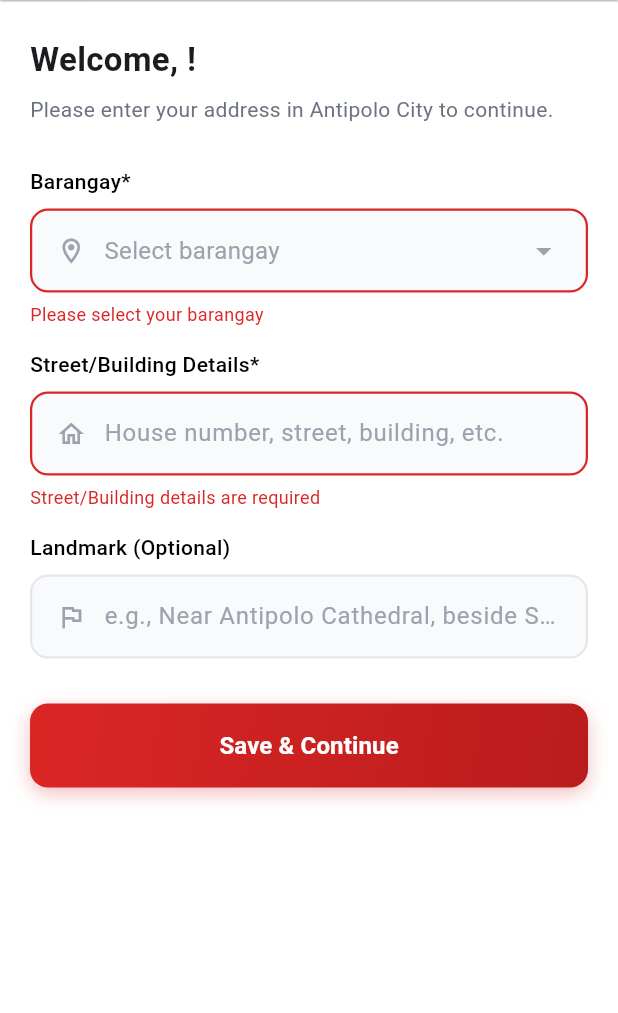
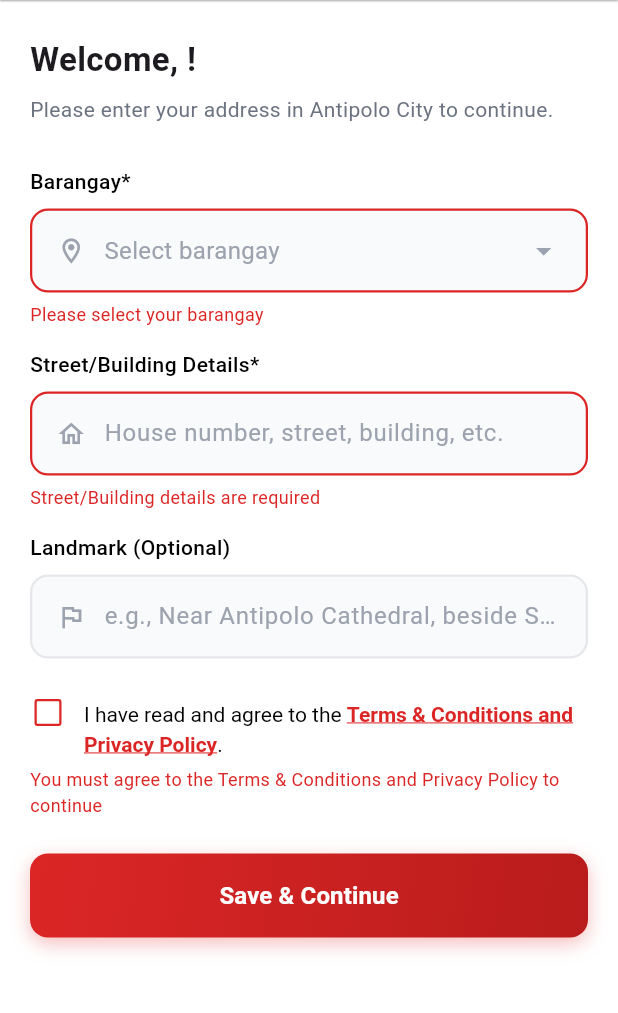
Before and after one commit to rafae8080/E-Telly-mobile, a Flutter app: the ProfileCompletionScreen screen opened directly with empty values, after a tap on "Save & Continue", on a phone screen of 412 x 824 dp, the part 84-1097 px from its top. Run offline on Flutter 3.47's test engine with Material 3 defaults, Android fonts, the phone set to English and light mode, and no system bars; our stand-ins replace connectivity_plus, device_info_plus, firebase_auth, firebase_core, firebase_messaging, flutter_dotenv and 16 more; missing offline and left inert: dart:html, mongo_dart, nearby_connections, network_info_plus; accounts and stored records are empty.

Commit message:
p2p and users term and agreement

```diff
--- a/lib/constants.dart
+++ b/lib/constants.dart
@@ -14,3 +14,8 @@ const Color ET_PINK = Color(0xFFEC4899);
 
 const String API_BASE_URL = 'http://10.0.2.2:5000';
 const String API_ALERTS_ENDPOINT = '/api/alerts';
+
+// Current version of the Terms & Conditions / Privacy Policy presented to users.
+// Bump this whenever the policy content in terms_policy_screen.dart changes so that
+// recorded consent reflects which version each user agreed to.
+const String termsVersion = '1.0';
--- a/lib/screens/profile_completion_screen.dart
+++ b/lib/screens/profile_completion_screen.dart
@@ -3,10 +3,12 @@ import 'package:flutter/material.dart';
 import 'package:http/http.dart' as http;
 import 'package:shared_preferences/shared_preferences.dart';
 import '../widgets/sign_up.dart';
+import '../constants.dart';
 import '../services/api_service.dart';
 import '../services/auth_service.dart';
 import '../services/hive_service.dart';
 import 'home_screen.dart';
+import 'terms_policy_screen.dart';
 
 class ProfileCompletionScreen extends StatefulWidget {
   final String token;
@@ -28,8 +30,10 @@ class _ProfileCompletionScreenState extends State<ProfileCompletionScreen> {
 
   String? _selectedBarangay;
   bool    _isLoading        = false;
+  bool    _agreedToTerms    = false;
   String? _barangayError;
   String? _streetDetailsError;
+  String? _termsError;
 
   bool _validateForm() {
     bool isValid = true;
@@ -38,8 +42,13 @@ class _ProfileCompletionScreenState extends State<ProfileCompletionScreen> {
       _streetDetailsError = _streetDetailsController.text.trim().isEmpty
           ? 'Street/Building details are required'
           : null;
+      _termsError         = _agreedToTerms
+          ? null
+          : 'You must agree to the Terms & Conditions and Privacy Policy to continue';
     });
-    if (_barangayError != null || _streetDetailsError != null) isValid = false;
+    if (_barangayError != null || _streetDetailsError != null || _termsError != null) {
+      isValid = false;
+    }
     return isValid;
   }
 
@@ -60,7 +69,11 @@ class _ProfileCompletionScreenState extends State<ProfileCompletionScreen> {
           'Content-Type':  'application/json',
           'Authorization': 'Bearer ${widget.token}',
         },
-        body: jsonEncode({'address': fullAddress}),
+        body: jsonEncode({
+          'address':       fullAddress,
+          'termsAccepted': true,
+          'termsVersion':  termsVersion,
+        }),
       );
 
       if (!mounted) return;
@@ -196,7 +209,21 @@ class _ProfileCompletionScreenState extends State<ProfileCompletionScreen> {
                 isRequired: false,
                 onChanged:  (field, value) {},
               ),
-              const SizedBox(height: 30),
+              const SizedBox(height: 24),
+              TermsAgreement(
+                value:      _agreedToTerms,
+                isLoading:  _isLoading,
+                errorText:  _termsError,
+                onChanged:  (v) => setState(() {
+                  _agreedToTerms = v;
+                  _termsError    = null;
+                }),
+                onTapTerms: () => Navigator.push(
+                  context,
+                  MaterialPageRoute(builder: (_) => const TermsPolicyScreen()),
+                ),
+              ),
+              const SizedBox(height: 24),
               Container(
                 decoration: BoxDecoration(
                   borderRadius: BorderRadius.circular(12),
--- /dev/null
+++ b/lib/screens/terms_policy_screen.dart
@@ -0,0 +1,183 @@
+import 'package:flutter/material.dart';
+import '../constants.dart';
+
+/// Read-only Terms & Conditions / Privacy Policy screen.
+///
+/// Linked from the sign-up and profile-completion flows. The content here is the
+/// source of truth for what residents agree to; if it changes, bump [termsVersion]
+/// in lib/constants.dart so recorded consent stays accurate.
+class TermsPolicyScreen extends StatelessWidget {
+  const TermsPolicyScreen({super.key});
+
+  @override
+  Widget build(BuildContext context) {
+    return Scaffold(
+      backgroundColor: Colors.white,
+      appBar: AppBar(
+        centerTitle: true,
+        elevation: 0.5,
+        shadowColor: Colors.grey,
+        backgroundColor: Colors.white,
+        leading: IconButton(
+          icon: const Icon(Icons.arrow_back, color: Colors.black),
+          onPressed: () => Navigator.pop(context),
+        ),
+        title: const Text('Terms & Privacy Policy'),
+        titleTextStyle: const TextStyle(
+          fontSize: 20,
+          fontWeight: FontWeight.bold,
+          color: Colors.black,
+        ),
+      ),
+      body: const SafeArea(
+        child: SingleChildScrollView(
+          padding: EdgeInsets.fromLTRB(20, 20, 20, 32),
+          child: Column(
+            crossAxisAlignment: CrossAxisAlignment.start,
+            children: [
+              Text(
+                'E-Telly Terms & Conditions and Privacy Policy',
+                style: TextStyle(
+                  fontSize: 20,
+                  fontWeight: FontWeight.bold,
+                  color: ET_RED,
+                ),
+              ),
+              SizedBox(height: 6),
+              Text(
+                'Version $termsVersion',
+                style: TextStyle(fontSize: 13, color: ET_GRAY),
+              ),
+              SizedBox(height: 20),
+
+              _Section(
+                title: '1. Introduction',
+                body:
+                    'E-Telly is a community disaster-response application for residents of '
+                    'Antipolo City. It helps you receive alerts, find evacuation routes, '
+                    'report emergencies, and request or pledge resources during emergencies. '
+                    'By creating an account and using E-Telly, you confirm that you have read, '
+                    'understood, and agree to these Terms & Conditions and this Privacy Policy. '
+                    'If you do not agree, please do not register or use the app.',
+              ),
+
+              _Section(
+                title: '2. Personal Information We Collect',
+                body:
+                    'When you register, we collect and store your personal information, '
+                    'including your full name, email address, and home address (barangay, '
+                    'street/building details, and any landmark you provide). This information '
+                    'is stored on our servers and is readable by authorized administrators and '
+                    'barangay officials so they can coordinate emergency response, verify '
+                    'residents, and deliver assistance. Please provide accurate information.',
+              ),
+
+              _Section(
+                title: '3. Location Data',
+                body:
+                    'E-Telly accesses and uses your device location to provide core features '
+                    'such as evacuation routing, hazard and flood alerts relevant to your area, '
+                    'and emergency reporting. Your location may be shared with responders and '
+                    'administrators when you submit a report or request help so they can reach '
+                    'you. You can control location permissions through your device settings, but '
+                    'some features may not work correctly without them.',
+              ),
+
+              _Section(
+                title: '4. Resources Chat Is Monitored',
+                body:
+                    'In the Resources feature, requesters and pledgers can chat to coordinate '
+                    'help. Please be aware that these conversations are visible to '
+                    'administrators for safety, moderation, and to prevent abuse or fraud. Do '
+                    'not share sensitive personal information (such as financial details or '
+                    'passwords) in these chats. Treat all messages as monitored.',
+              ),
+
+              _Section(
+                title: '5. Emergency Reports',
+                body:
+                    'When you submit an emergency report, the report details, your location, '
+                    'and any photos you attach are shared with administrators, barangay '
+                    'officials, and responders so they can assess and act on the situation. '
+                    'Submit reports truthfully; false or malicious reports may result in '
+                    'account suspension.',
+              ),
+
+              _Section(
+                title: '6. How We Use, Retain, and Protect Your Data',
+                body:
+                    'We use your information solely to deliver E-Telly\'s disaster-response '
+                    'services — alerting, routing, reporting, and resource coordination. We do '
+                    'not sell your personal information. Your data is retained while your '
+                    'account remains active and as needed for legitimate response and '
+                    'record-keeping purposes. We apply reasonable technical and organizational '
+                    'safeguards to protect it, though no system can be guaranteed completely '
+                    'secure.',
+              ),
+
+              _Section(
+                title: '7. Your Responsibilities',
+                body:
+                    'You agree to provide accurate and up-to-date information, to keep your '
+                    'login credentials confidential, and to use E-Telly only for lawful, '
+                    'legitimate community and emergency purposes. You are responsible for '
+                    'activity that occurs under your account.',
+              ),
+
+              _Section(
+                title: '8. Changes to These Terms',
+                body:
+                    'We may update these Terms & Conditions and Privacy Policy from time to '
+                    'time. When we do, we will update the version shown above. Continued use of '
+                    'E-Telly after an update means you accept the revised terms.',
+              ),
+
+              _Section(
+                title: '9. Contact Us',
+                body:
+                    'If you have questions about these terms or how your data is handled, '
+                    'please contact the E-Telly support team or your local barangay office.',
+              ),
+            ],
+          ),
+        ),
+      ),
+    );
+  }
+}
+
+class _Section extends StatelessWidget {
+  final String title;
+  final String body;
+
+  const _Section({required this.title, required this.body});
+
+  @override
+  Widget build(BuildContext context) {
+    return Padding(
+      padding: const EdgeInsets.only(bottom: 20),
+      child: Column(
+        crossAxisAlignment: CrossAxisAlignment.start,
+        children: [
+          Text(
+            title,
+            style: const TextStyle(
+              fontSize: 16,
+              fontWeight: FontWeight.w600,
+              color: ET_RED,
+            ),
+          ),
+          const SizedBox(height: 8),
+          Text(
+            body,
+            style: const TextStyle(
+              fontSize: 14,
+              height: 1.5,
+              color: Colors.black87,
+            ),
+          ),
+        ],
+      ),
+    );
+  }
+}
--- a/lib/services/relay_queue_manager.dart
+++ b/lib/services/relay_queue_manager.dart
@@ -305,7 +305,10 @@ class RelayQueueManager {
     return {
       ...entry.report,
       'relayChain': entry.relayChain,
-      'relayHops': entry.hopCount,
+      // +1 reflects the hop the receiver is about to take. Sending the
+      // pre-increment value left every node storing the previous hop number,
+      // so the hop count never grew and the hop limit was never enforced.
+      'relayHops': entry.hopCount + 1,
       'relayStatus': entry.status.name,
     };
   }
--- a/lib/widgets/sign_up.dart
+++ b/lib/widgets/sign_up.dart
@@ -1,3 +1,4 @@
+import 'package:flutter/gestures.dart';
 import 'package:flutter/material.dart';
 
 const List<Map<String, String>> antipoloBarangays = [
@@ -468,6 +469,91 @@ class SignUpButton extends StatelessWidget {
   }
 }
 
+class TermsAgreement extends StatelessWidget {
+  final bool value;
+  final ValueChanged<bool> onChanged;
+  final VoidCallback onTapTerms;
+  final String? errorText;
+  final bool isLoading;
+
+  const TermsAgreement({
+    super.key,
+    required this.value,
+    required this.onChanged,
+    required this.onTapTerms,
+    required this.isLoading,
+    this.errorText,
+  });
+
+  @override
+  Widget build(BuildContext context) {
+    final bool enabled = !isLoading;
+    return Column(
+      crossAxisAlignment: CrossAxisAlignment.start,
+      children: [
+        Row(
+          crossAxisAlignment: CrossAxisAlignment.start,
+          children: [
+            SizedBox(
+              width: 24,
+              height: 24,
+              child: Checkbox(
+                value: value,
+                onChanged: enabled ? (v) => onChanged(v ?? false) : null,
+                activeColor: const Color(0xFFDC2626),
+                materialTapTargetSize: MaterialTapTargetSize.shrinkWrap,
+                visualDensity: VisualDensity.compact,
+                side: BorderSide(
+                  color: errorText != null
+                      ? const Color(0xFFDC2626)
+                      : const Color(0xFF9CA3AF),
+                  width: 1.5,
+                ),
+              ),
+            ),
+            const SizedBox(width: 12),
+            Expanded(
+              child: Padding(
+                padding: const EdgeInsets.only(top: 2),
+                child: RichText(
+                  text: TextSpan(
+                    style: const TextStyle(fontSize: 14, color: Colors.black, height: 1.4),
+                    children: [
+                      const TextSpan(text: 'I have read and agree to the '),
+                      TextSpan(
+                        text: 'Terms & Conditions and Privacy Policy',
+                        style: const TextStyle(
+                          fontWeight: FontWeight.w600,
+                          color: Color(0xFFDC2626),
+                          decoration: TextDecoration.underline,
+                          decorationColor: Color(0xFFDC2626),
+                        ),
+                        recognizer: TapGestureRecognizer()
+                          ..onTap = enabled ? onTapTerms : null,
+                      ),
+                      const TextSpan(text: '.'),
+                    ],
+                  ),
+                ),
+              ),
+            ),
+          ],
+        ),
+        if (errorText != null) ...[
+          const SizedBox(height: 6),
+          Text(
+            errorText!,
+            style: const TextStyle(
+              fontSize: 12,
+              color: Color(0xFFDC2626),
+            ),
+          ),
+        ],
+      ],
+    );
+  }
+}
+
 class LoginLink extends StatelessWidget {
   final bool isLoading;
   final VoidCallback onPressed;
```
Also changed, not shown: lib/screens/sign_up_screen.dart (+29 -3 lines), lib/services/p2p_auto_relay_controller.dart (+23 -0 lines), lib/services/p2p_relay_service.dart (+34 -6 lines), 1 other file.
